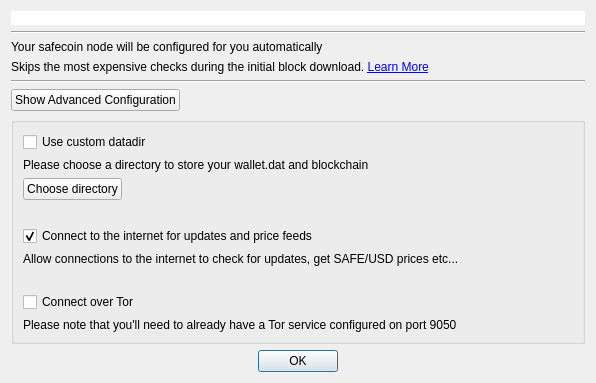
Old version of the form src/createzcashconfdialog.ui in the repository ZcashFoundation/zecwallet.
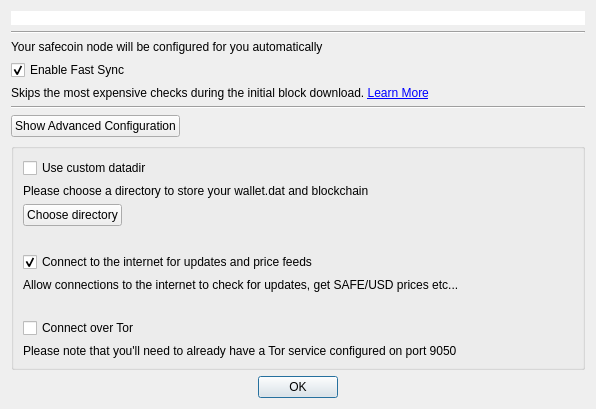
New version of the form. Custom widgets are drawn as their Qt base class.

Patch:
```diff
--- a/src/createzcashconfdialog.ui
+++ b/src/createzcashconfdialog.ui
@@ -24,6 +24,16 @@
      </property>
     </widget>
    </item>
+   <item row="3" column="1">
+    <widget class="QCheckBox" name="chkFastSync">
+     <property name="text">
+      <string>Enable Fast Sync</string>
+     </property>
+     <property name="checked">
+      <bool>true</bool>
+     </property>
+    </widget>
+   </item>
    <item row="6" column="1">
     <layout class="QHBoxLayout" name="horizontalLayout_3">
      <item>
```
